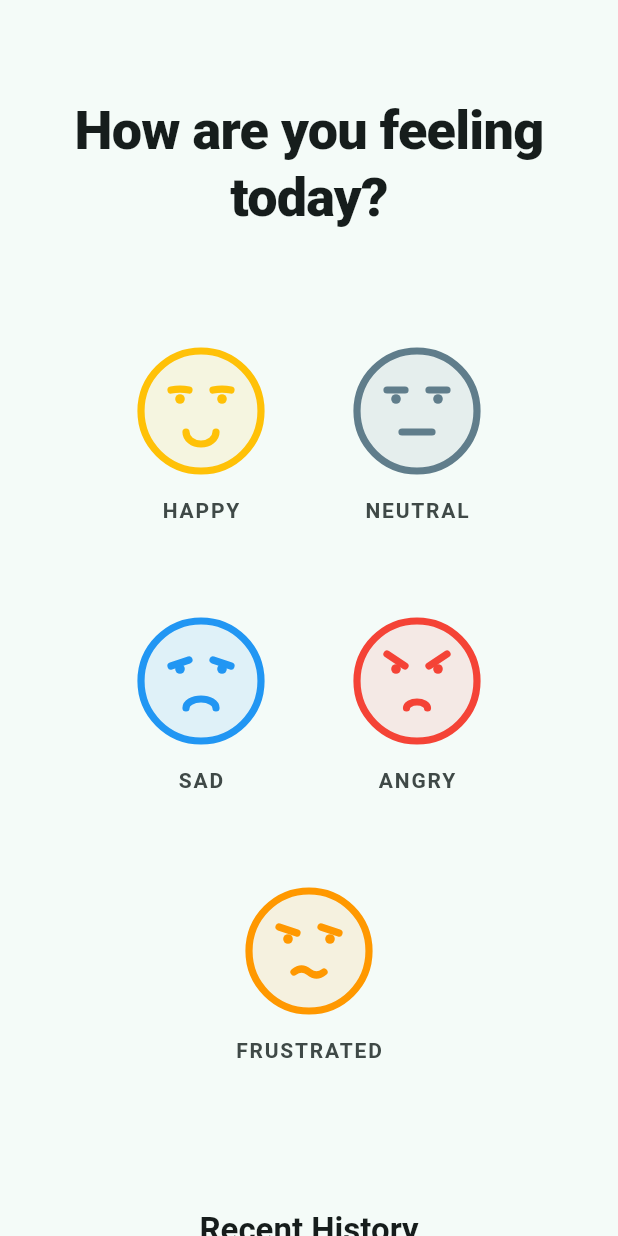
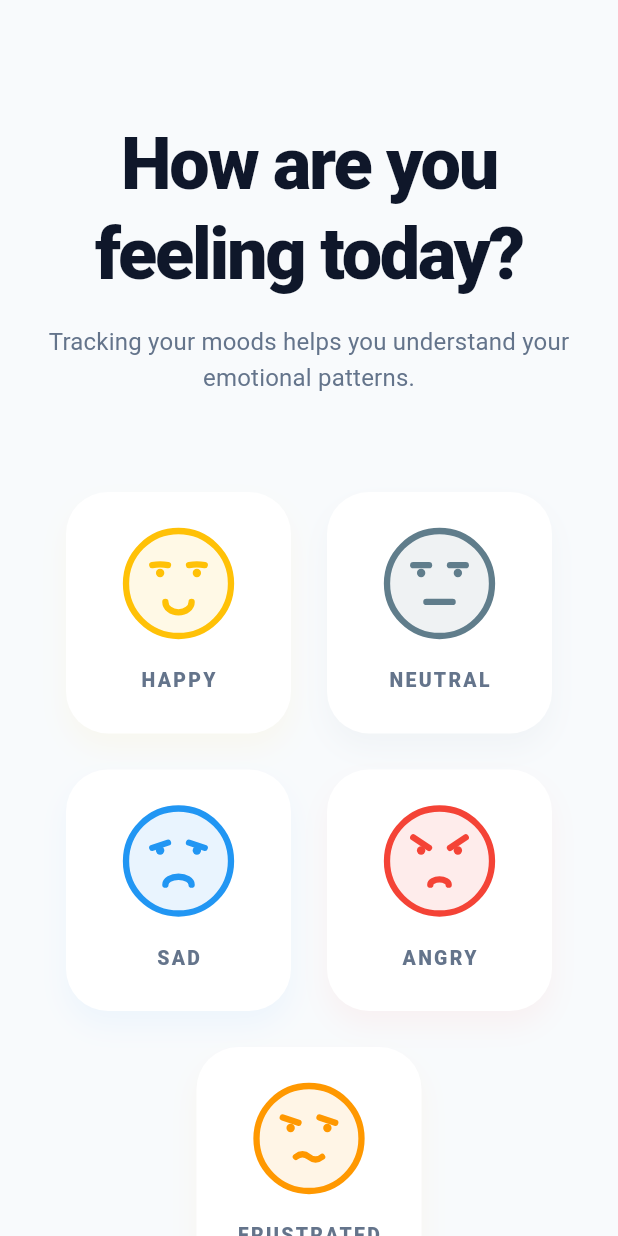
Before and after one commit to theayazsoomro/mood_tracker, a Flutter app: the screen it shows after launch, on a phone screen of 412 x 824 dp. Run offline on Flutter 3.47's test engine with Material 3 defaults, Android fonts, the phone set to English and light mode, and no system bars.

Commit message:
Build mood selection interface and timeline history UI

```diff
--- a/lib/screens/home_screen.dart
+++ b/lib/screens/home_screen.dart
@@ -2,7 +2,8 @@ import 'package:flutter/material.dart';
 import 'package:provider/provider.dart';
 import '../models/mood_entry.dart';
 import '../providers/mood_provider.dart';
-import '../widgets/mood_face.dart';
+import '../widgets/mood_card.dart';
+import '../widgets/timeline_card.dart';
 
 class HomeScreen extends StatelessWidget {
   const HomeScreen({super.key});
@@ -10,27 +11,34 @@ class HomeScreen extends StatelessWidget {
   @override
   Widget build(BuildContext context) {
     return Scaffold(
-      backgroundColor: Theme.of(context).colorScheme.surface,
-      body: Center(
+      backgroundColor: const Color(0xFFF8FAFC), // Modern wellness soft background
+      body: SafeArea(
+        child: Center(
           child: ConstrainedBox(
-          constraints: const BoxConstraints(maxWidth: 900),
-          child: SingleChildScrollView(
-            padding: const EdgeInsets.symmetric(vertical: 64.0, horizontal: 24.0),
-            child: Column(
-              mainAxisAlignment: MainAxisAlignment.center,
-              children: [
-                Text(
-                  'How are you feeling today?',
-                  textAlign: TextAlign.center,
-                  style: Theme.of(context).textTheme.headlineLarge?.copyWith(
-                        fontWeight: FontWeight.w800,
-                        color: Theme.of(context).colorScheme.onSurface,
+            constraints: const BoxConstraints(maxWidth: 1100),
+            child: CustomScrollView(
+              physics: const BouncingScrollPhysics(),
+              slivers: [
+                SliverToBoxAdapter(
+                  child: Padding(
+                    padding: const EdgeInsets.fromLTRB(24, 80, 24, 64),
+                    child: _buildHeader(context),
                   ),
                 ),
-                const SizedBox(height: 64),
-                _MoodSelector(),
-                const SizedBox(height: 80),
-                _MoodHistory(),
+                SliverToBoxAdapter(
+                  child: Padding(
+                    padding: const EdgeInsets.symmetric(horizontal: 24.0),
+                    child: _MoodSelectionSection(),
+                  ),
+                ),
+                const SliverToBoxAdapter(child: SizedBox(height: 120)),
+                SliverToBoxAdapter(
+                  child: Padding(
+                    padding: const EdgeInsets.symmetric(horizontal: 24.0),
+                    child: _TimelineSection(),
+                  ),
+                ),
+                const SliverPadding(padding: EdgeInsets.only(bottom: 80)),
               ],
             ),
           ),
@@ -38,58 +46,57 @@ class HomeScreen extends StatelessWidget {
       ),
     );
   }
+
+  Widget _buildHeader(BuildContext context) {
+    return Column(
+      children: [
+        Text(
+          'How are you feeling today?',
+          textAlign: TextAlign.center,
+          style: Theme.of(context).textTheme.headlineLarge?.copyWith(
+                fontWeight: FontWeight.w900,
+                color: const Color(0xFF0F172A),
+                fontSize: 48,
+                letterSpacing: -1.5,
+              ),
+        ),
+        const SizedBox(height: 16),
+        Text(
+          'Tracking your moods helps you understand your emotional patterns.',
+          textAlign: TextAlign.center,
+          style: Theme.of(context).textTheme.titleMedium?.copyWith(
+                color: const Color(0xFF64748B),
+                fontWeight: FontWeight.w400,
+                height: 1.5,
+              ),
+        ),
+      ],
+    );
+  }
 }
 
-class _MoodSelector extends StatelessWidget {
+class _MoodSelectionSection extends StatelessWidget {
   @override
   Widget build(BuildContext context) {
+    final provider = Provider.of<MoodProvider>(context, listen: false);
+
     return Wrap(
-      spacing: 32,
-      runSpacing: 32,
+      spacing: 24,
+      runSpacing: 24,
       alignment: WrapAlignment.center,
       children: MoodType.values.map((type) {
-        return _MoodButton(type: type);
+        return MoodCard(
+          type: type,
+          onTap: () {
+            provider.addMood(type);
+          },
+        );
       }).toList(),
     );
   }
 }
 
-class _MoodButton extends StatelessWidget {
-  final MoodType type;
-
-  const _MoodButton({required this.type});
-
-  @override
-  Widget build(BuildContext context) {
-    final provider = Provider.of<MoodProvider>(context, listen: false);
-
-    return InkWell(
-      onTap: () => provider.addMood(type),
-      borderRadius: BorderRadius.circular(24),
-      hoverColor: Theme.of(context).colorScheme.primaryContainer.withValues(alpha: 0.3),
-      child: Padding(
-        padding: const EdgeInsets.all(16.0),
-        child: Column(
-          mainAxisSize: MainAxisSize.min,
-          children: [
-            MoodFace(mood: type, size: 80),
-            const SizedBox(height: 16),
-            Text(
-              type.name.toUpperCase(),
-              style: TextStyle(
-                fontWeight: FontWeight.bold,
-                letterSpacing: 1.2,
-                color: Theme.of(context).colorScheme.onSurfaceVariant,
-              ),
-            ),
-          ],
-        ),
-      ),
-    );
-  }
-}
-
-class _MoodHistory extends StatelessWidget {
+class _TimelineSection extends StatelessWidget {
   @override
   Widget build(BuildContext context) {
     final entries = context.watch<MoodProvider>().entries;
@@ -97,42 +104,46 @@ class _MoodHistory extends StatelessWidget {
     if (entries.isEmpty) return const SizedBox.shrink();
 
     return Column(
-      crossAxisAlignment: CrossAxisAlignment.center,
       children: [
+        Row(
+          mainAxisAlignment: MainAxisAlignment.center,
+          children: [
+            Container(
+              padding: const EdgeInsets.all(10),
+              decoration: BoxDecoration(
+                color: Colors.indigo.withValues(alpha: 0.08),
+                shape: BoxShape.circle,
+              ),
+              child: const Icon(Icons.history_rounded, color: Colors.indigo, size: 20),
+            ),
+            const SizedBox(width: 14),
             Text(
-          'Recent History',
+              'Your Recent Journey',
               style: Theme.of(context).textTheme.titleLarge?.copyWith(
-                fontWeight: FontWeight.bold,
+                    fontWeight: FontWeight.w800,
+                    color: const Color(0xFF334155),
+                    letterSpacing: -0.5,
                   ),
             ),
-        const SizedBox(height: 32),
+          ],
+        ),
+        const SizedBox(height: 48),
         SizedBox(
-          height: 100,
+          height: 110,
+          child: Center(
             child: ListView.separated(
               shrinkWrap: true,
               scrollDirection: Axis.horizontal,
+              physics: const BouncingScrollPhysics(),
               itemCount: entries.length,
-            separatorBuilder: (_, __) => const SizedBox(width: 24),
+              separatorBuilder: (_, __) => const SizedBox(width: 20),
               itemBuilder: (context, index) {
-              final entry = entries[index];
-              return Column(
-                children: [
-                  MoodFace(mood: entry.type, size: 48),
-                  const SizedBox(height: 8),
-                  Text(
-                    _formatDate(entry.date),
-                    style: Theme.of(context).textTheme.bodySmall,
+                return TimelineCard(entry: entries[index]);
+              },
             ),
-                ],
-              );
-            },
           ),
         ),
       ],
     );
   }
-
-  String _formatDate(DateTime date) {
-    return '${date.day}/${date.month}';
 }
-}
--- /dev/null
+++ b/lib/widgets/mood_card.dart
@@ -0,0 +1,112 @@
+import 'package:flutter/material.dart';
+import '../models/mood_entry.dart';
+import 'mood_face.dart';
+
+class MoodCard extends StatefulWidget {
+  final MoodType type;
+  final VoidCallback onTap;
+
+  const MoodCard({
+    super.key,
+    required this.type,
+    required this.onTap,
+  });
+
+  @override
+  State<MoodCard> createState() => _MoodCardState();
+}
+
+class _MoodCardState extends State<MoodCard> with SingleTickerProviderStateMixin {
+  bool _isHovered = false;
+  late AnimationController _controller;
+  late Animation<double> _scaleAnimation;
+
+  @override
+  void initState() {
+    super.initState();
+    _controller = AnimationController(
+      vsync: this,
+      duration: const Duration(milliseconds: 100),
+      lowerBound: 0.92,
+      upperBound: 1.0,
+      value: 1.0,
+    );
+    _scaleAnimation = _controller;
+  }
+
+  @override
+  void dispose() {
+    _controller.dispose();
+    super.dispose();
+  }
+
+  Color _getMoodColor(MoodType type) {
+    switch (type) {
+      case MoodType.happy: return Colors.amber;
+      case MoodType.neutral: return Colors.blueGrey;
+      case MoodType.sad: return Colors.blue;
+      case MoodType.angry: return Colors.red;
+      case MoodType.frustrated: return Colors.orange;
+    }
+  }
+
+  @override
+  Widget build(BuildContext context) {
+    final color = _getMoodColor(widget.type);
+
+    return MouseRegion(
+      onEnter: (_) => setState(() => _isHovered = true),
+      onExit: (_) => setState(() => _isHovered = false),
+      cursor: SystemMouseCursors.click,
+      child: GestureDetector(
+        onTapDown: (_) => _controller.reverse(),
+        onTapUp: (_) {
+          _controller.forward();
+          widget.onTap();
+        },
+        onTapCancel: () => _controller.forward(),
+        child: ScaleTransition(
+          scale: _scaleAnimation,
+          child: AnimatedContainer(
+            duration: const Duration(milliseconds: 200),
+            padding: const EdgeInsets.symmetric(vertical: 24, horizontal: 16),
+            width: 150,
+            decoration: BoxDecoration(
+              color: _isHovered
+                  ? color.withValues(alpha: 0.08)
+                  : Colors.white,
+              borderRadius: BorderRadius.circular(28),
+              border: Border.all(
+                color: _isHovered ? color.withValues(alpha: 0.5) : Colors.transparent,
+                width: 2,
+              ),
+              boxShadow: [
+                BoxShadow(
+                  color: color.withValues(alpha: _isHovered ? 0.2 : 0.05),
+                  blurRadius: _isHovered ? 25 : 15,
+                  offset: const Offset(0, 10),
+                ),
+              ],
+            ),
+            child: Column(
+              mainAxisSize: MainAxisSize.min,
+              children: [
+                MoodFace(mood: widget.type, size: 70, color: color),
+                const SizedBox(height: 20),
+                Text(
+                  widget.type.name.toUpperCase(),
+                  style: TextStyle(
+                    fontWeight: FontWeight.w800,
+                    fontSize: 13,
+                    letterSpacing: 1.5,
+                    color: _isHovered ? color : const Color(0xFF64748B),
+                  ),
+                ),
+              ],
+            ),
+          ),
+        ),
+      ),
+    );
+  }
+}
--- a/pubspec.yaml
+++ b/pubspec.yaml
@@ -12,6 +12,7 @@ dependencies:
     sdk: flutter
   provider: ^6.1.2
   cupertino_icons: ^1.0.8
+  intl: ^0.19.0
 
 dev_dependencies:
   flutter_test:
```
Also changed, not shown: lib/widgets/timeline_card.dart (added, +68 -0 lines), pubspec.lock. Lines whose indentation alone changed are shown as unchanged.
